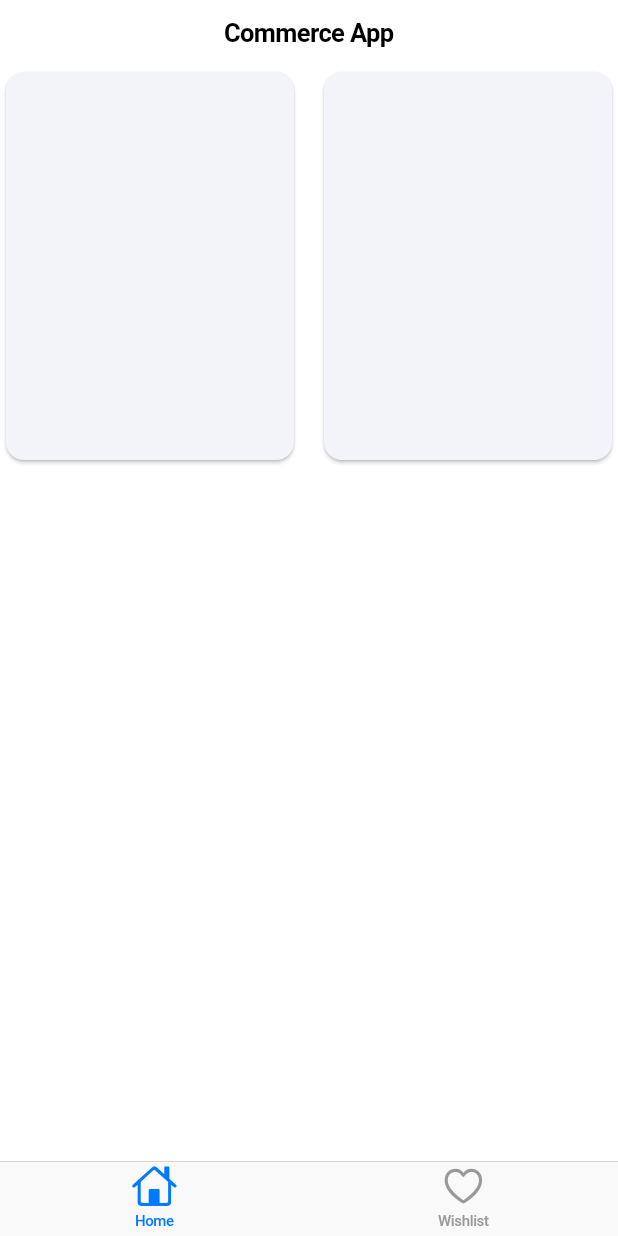
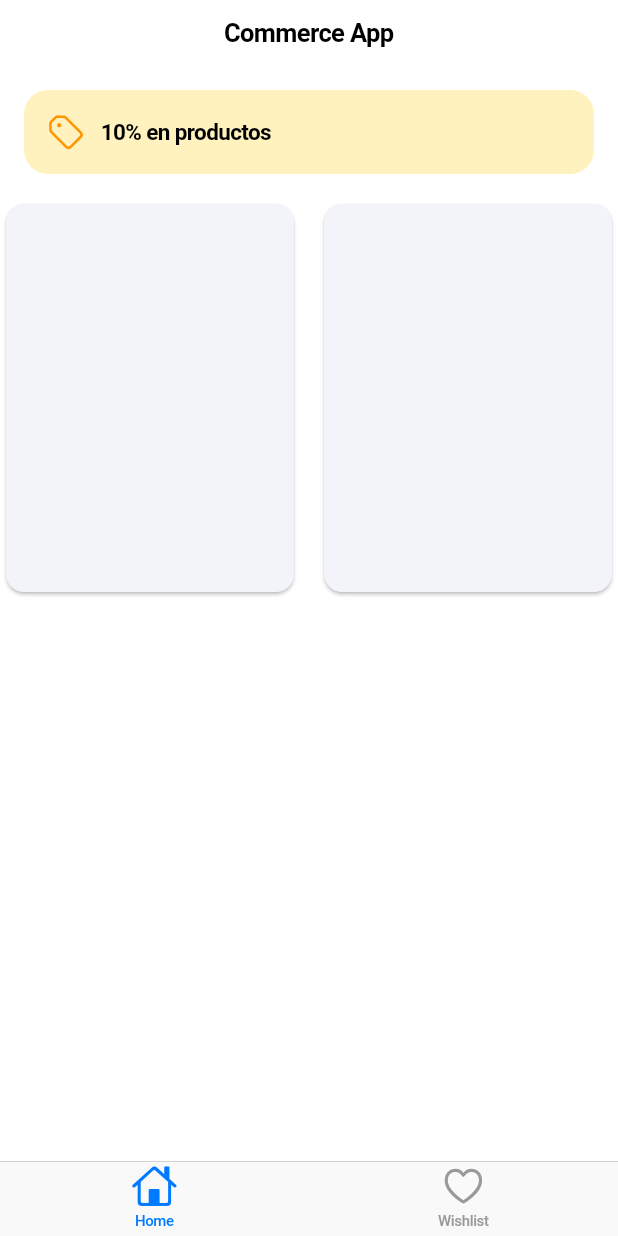
Before and after one commit to TLifeOfCris/commerceApp-Wishlist-continuaci-n-, a Flutter app: the screen it shows after launch, on a phone screen of 412 x 824 dp. Run offline on Flutter 3.47's test engine with Material 3 defaults, Android fonts, the phone set to English and light mode, and no system bars.

Commit message:
Se agregó el promo Banner

```diff
--- a/ecommerceapp_2/lib/screens/homeScreen.dart
+++ b/ecommerceapp_2/lib/screens/homeScreen.dart
@@ -1,4 +1,5 @@
 import 'package:ecommerceapp_2/widgets/product_grid.dart';
+import 'package:ecommerceapp_2/widgets/promo_banner.dart';
 import 'package:flutter/cupertino.dart';
 import 'package:flutter/material.dart';
 
@@ -13,6 +14,7 @@ class Homescreen extends StatelessWidget {
       ),
       child: SafeArea(child: Column(
         children: [
+          PromoBanner(text: 'Holi'),
           //PROMO BANNER
           Expanded(child: ProductGrid())
         ],
--- /dev/null
+++ b/ecommerceapp_2/lib/widgets/promo_banner.dart
@@ -0,0 +1,30 @@
+import 'package:flutter/material.dart';
+import 'package:flutter/cupertino.dart';
+
+
+class PromoBanner extends StatelessWidget {
+  final String text;
+  const PromoBanner({super.key, required this.text});
+
+  @override
+  Widget build(BuildContext context) {
+    return Container(
+      margin: EdgeInsets.all(16),
+      padding: EdgeInsets.all(16),
+      decoration: BoxDecoration(
+        color: CupertinoColors.systemYellow.withOpacity(0.25),
+        borderRadius: BorderRadius.circular(16)
+      ),
+      child: Row(
+        children: [
+          Icon(CupertinoIcons.tag, color: CupertinoColors.systemOrange),
+          SizedBox(width: 8,),
+          Expanded(child:
+          //cambiar con remot config
+          Text(' 10% en productos', style: TextStyle(fontSize: 15, fontWeight: FontWeight.w600),)
+          )
+        ],
+      ),
+    );
+  }
+}
```
